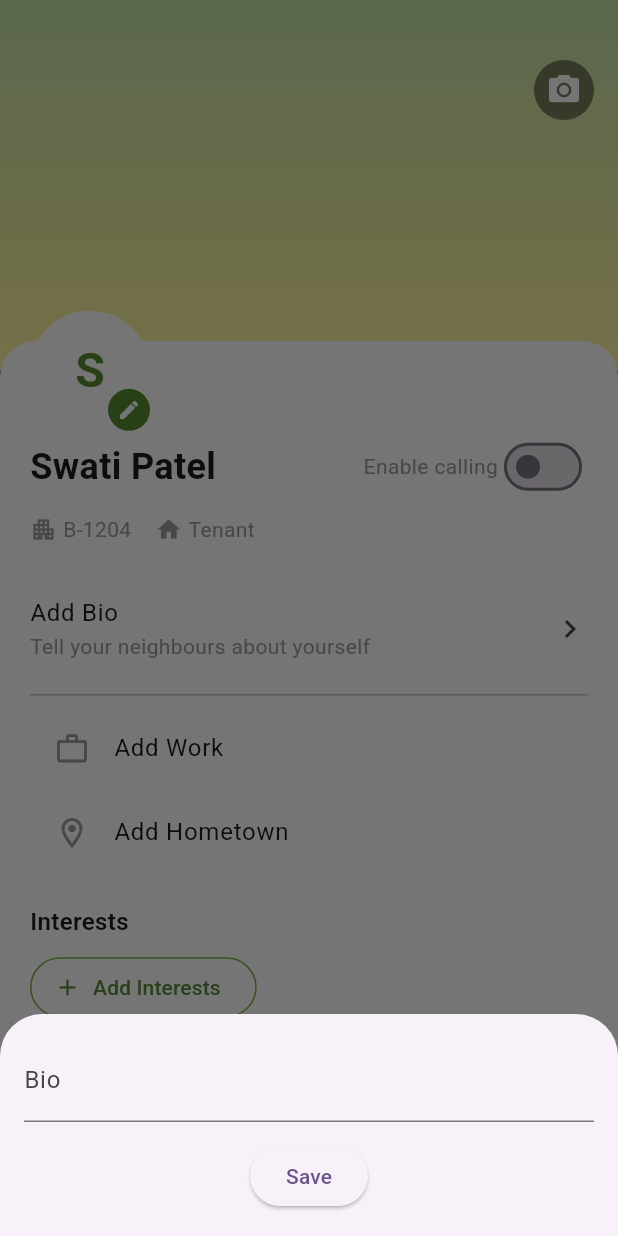
After one commit to Jayskp/Get-Access, a Flutter app: the ProfilePage screen opened directly, after a tap on "Add Bio", on a phone screen of 412 x 824 dp. The commit adds this screen. Run offline on Flutter 3.47's test engine with Material 3 defaults, Android fonts, the phone set to English and light mode, and no system bars; our stand-ins replace dotted_border, emoji_picker_flutter, file_picker, google_fonts, image_picker, pin_code_fields.

Commit message:
Profile and Ui perfection

```diff
--- a/lib/BottomNavBar.dart
+++ b/lib/BottomNavBar.dart
@@ -1,4 +1,5 @@
 import 'package:flutter/material.dart';
+import 'package:getaccess/chat.dart';
 import 'package:getaccess/screens/Community/community_screen.dart';
 import 'package:getaccess/screens/Marketplace/marketplace.dart';
 import 'package:getaccess/screens/Search%20Home/search_home_screen.dart';
@@ -19,7 +20,7 @@ class _BottomNavBarDemoState extends State<BottomNavBarDemo> {
     CommunityScreen(),
     SearchHomeScreen(),
     Marketplace(),
-    ServiceScreen()
+    Chat()
   ];
 
   @override
--- /dev/null
+++ b/lib/Profile.dart
@@ -0,0 +1,241 @@
+import 'dart:io';
+import 'package:flutter/material.dart';
+import 'package:image_picker/image_picker.dart';
+
+class ProfilePage extends StatefulWidget {
+  const ProfilePage({Key? key}) : super(key: key);
+
+  @override
+  _ProfilePageState createState() => _ProfilePageState();
+}
+
+class _ProfilePageState extends State<ProfilePage> {
+  File? _coverImage;
+  File? _avatarImage;
+  bool _callingEnabled = false;
+
+  final Map<String, dynamic> _user = {
+    'name': 'Swati Patel',
+    'flat': 'B-1204',
+    'role': 'Tenant',
+    'bio': '',
+    'work': '',
+    'hometown': '',
+    'interests': <String>[]
+  };
+
+  Future<void> _pickImage(bool cover) async {
+    final picked = await ImagePicker().pickImage(source: ImageSource.gallery);
+    if (picked == null) return;
+    setState(() {
+      if (cover) _coverImage = File(picked.path);
+      else _avatarImage = File(picked.path);
+    });
+  }
+
+  void _editField(String key, String label, {bool isList = false}) {
+    final controller = TextEditingController(
+      text: isList ? _user[key].join(', ') : _user[key].toString(),
+    );
+    showModalBottomSheet(
+      context: context,
+      builder: (_) => Padding(
+        padding: const EdgeInsets.all(16),
+        child: Column(
+          mainAxisSize: MainAxisSize.min,
+          children: [
+            TextField(
+              controller: controller,
+              decoration: InputDecoration(labelText: label),
+              maxLines: isList ? 1 : null,
+            ),
+            const SizedBox(height: 12),
+            ElevatedButton(
+              onPressed: () {
+                setState(() {
+                  if (isList) {
+                    _user[key] = controller.text
+                        .split(',')
+                        .map((e) => e.trim())
+                        .where((e) => e.isNotEmpty)
+                        .toList();
+                  } else {
+                    _user[key] = controller.text;
+                  }
+                });
+                Navigator.pop(context);
+              },
+              child: const Text('Save'),
+            )
+          ],
+        ),
+      ),
+    );
+  }
+
+  @override
+  Widget build(BuildContext context) {
+    return Scaffold(
+      backgroundColor: Colors.grey[900],
+      body: LayoutBuilder(
+        builder: (context, constraints) {
+          final bannerHeight = constraints.maxHeight * 0.3;
+          const avatarRadius = 40.0;
+          return Stack(
+            clipBehavior: Clip.none,
+            children: [
+              // Banner
+              Positioned(
+                top: 0,
+                left: 0,
+                right: 0,
+                height: bannerHeight,
+                child: Container(
+                  decoration: BoxDecoration(
+                    gradient: LinearGradient(
+                      colors: [Colors.lightGreen.shade200, Colors.yellow.shade200],
+                      begin: Alignment.topCenter,
+                      end: Alignment.bottomCenter,
+                    ),
+                  ),
+                  child: _coverImage != null
+                      ? Image.file(_coverImage!, fit: BoxFit.cover, width: double.infinity)
+                      : null,
+                ),
+              ),
+              // White panel behind avatar
+              Positioned(
+                top: bannerHeight - avatarRadius / 2,
+                left: 0,
+                right: 0,
+                bottom: 0,
+                child: Container(
+                  padding: const EdgeInsets.fromLTRB(20, avatarRadius + 20, 20, 20),
+                  decoration: const BoxDecoration(
+                    color: Colors.white,
+                    borderRadius: BorderRadius.vertical(top: Radius.circular(24)),
+                  ),
+                  child: SingleChildScrollView(
+                    child: Column(
+                      crossAxisAlignment: CrossAxisAlignment.start,
+                      children: [
+                        // Name and switch
+                        Row(
+                          mainAxisAlignment: MainAxisAlignment.spaceBetween,
+                          children: [
+                            Text(
+                              _user['name'],
+                              style: const TextStyle(fontSize: 24, fontWeight: FontWeight.bold),
+                            ),
+                            Row(
+                              children: [
+                                const Text('Enable calling', style: TextStyle(color: Colors.grey)),
+                                Switch(
+                                  activeColor: Colors.lightGreen.shade600,
+                                  value: _callingEnabled,
+                                  onChanged: (v) => setState(() => _callingEnabled = v),
+                                ),
+                              ],
+                            ),
+                          ],
+                        ),
+                        const SizedBox(height: 8),
+                        Row(
+                          children: [
+                            const Icon(Icons.apartment, size: 18, color: Colors.grey),
+                            const SizedBox(width: 4),
+                            Text(_user['flat'], style: const TextStyle(color: Colors.grey)),
+                            const SizedBox(width: 16),
+                            const Icon(Icons.home, size: 18, color: Colors.grey),
+                            const SizedBox(width: 4),
+                            Text(_user['role'], style: const TextStyle(color: Colors.grey)),
+                          ],
+                        ),
+                        const SizedBox(height: 20),
+                        ListTile(
+                          contentPadding: EdgeInsets.zero,
+                          title: Text(_user['bio'].isEmpty ? 'Add Bio' : _user['bio']),
+                          subtitle: const Text('Tell your neighbours about yourself', style: TextStyle(color: Colors.grey)),
+                          trailing: const Icon(Icons.chevron_right),
+                          onTap: () => _editField('bio', 'Bio'),
+                        ),
+                        const Divider(),
+                        ListTile(
+                          leading: const Icon(Icons.work_outline, color: Colors.grey),
+                          title: Text(_user['work'].isEmpty ? 'Add Work' : _user['work']),
+                          onTap: () => _editField('work', 'Work'),
+                        ),
+                        ListTile(
+                          leading: const Icon(Icons.location_on_outlined, color: Colors.grey),
+                          title: Text(_user['hometown'].isEmpty ? 'Add Hometown' : _user['hometown']),
+                          onTap: () => _editField('hometown', 'Hometown'),
+                        ),
+                        const SizedBox(height: 20),
+                        const Text('Interests', style: TextStyle(fontSize: 16, fontWeight: FontWeight.w600)),
+                        const SizedBox(height: 8),
+                        OutlinedButton.icon(
+                          onPressed: () => _editField('interests', 'Interests', isList: true),
+                          icon: Icon(Icons.add, color: Colors.lightGreen.shade800),
+                          label: Text('Add Interests', style: TextStyle(color: Colors.lightGreen.shade800)),
+                          style: OutlinedButton.styleFrom(
+                            side: BorderSide(color: Colors.lightGreen.shade600),
+                          ),
+                        ),
+                        const SizedBox(height: 30),
+                      ],
+                    ),
+                  ),
+                ),
+              ),
+              // Banner camera icon
+              Positioned(
+                top: 40,
+                right: 16,
+                child: CircleAvatar(
+                  backgroundColor: Colors.black45,
+                  child: IconButton(
+                    icon: const Icon(Icons.camera_alt, color: Colors.white),
+                    onPressed: () => _pickImage(true),
+                  ),
+                ),
+              ),
+              // Avatar on top
+              Positioned(
+                top: constraints.maxHeight * 0.3 - avatarRadius,
+                left: 20,
+                child: Stack(
+                  children: [
+                    CircleAvatar(
+                      radius: avatarRadius,
+                      backgroundColor: Colors.white,
+                      backgroundImage: _avatarImage != null ? FileImage(_avatarImage!) : null,
+                      child: _avatarImage == null
+                          ? Text(
+                        _user['name'][0],
+                        style: TextStyle(fontSize: 32, fontWeight: FontWeight.bold, color: Colors.lightGreen.shade800),
+                      )
+                          : null,
+                    ),
+                    Positioned(
+                      bottom: 0,
+                      right: 0,
+                      child: CircleAvatar(
+                        radius: 14,
+                        backgroundColor: Colors.lightGreen.shade800,
+                        child: IconButton(
+                          padding: EdgeInsets.zero,
+                          icon: const Icon(Icons.edit, size: 16, color: Colors.white),
+                          onPressed: () => _pickImage(false),
+                        ),
+                      ),
+                    )
+                  ],
+                ),
+              ),
+            ],
+          );
+        },
+      ),
+    );
+  }
+}
--- a/lib/Settings.dart
+++ b/lib/Settings.dart
@@ -1,4 +1,5 @@
 import 'package:flutter/material.dart';
+import 'package:getaccess/Profile.dart';
 import 'package:getaccess/SearchDetails.dart';
 import 'package:google_fonts/google_fonts.dart';
 import 'package:dotted_border/dotted_border.dart';
@@ -159,7 +160,11 @@ class _SettingsPageState extends State<SettingsPage> {
                   children: [
                     Row(
                       children: [
-                        CircleAvatar(
+                        InkWell(
+                          onTap:(){
+                            Navigator.push(context, MaterialPageRoute(builder: (context)=>ProfilePage()));
+                          },
+                          child: CircleAvatar(
                             radius: 28,
                             backgroundColor: Color(0xFFD6C104),
                             child: Text(
@@ -168,6 +173,7 @@ class _SettingsPageState extends State<SettingsPage> {
                                 fontSize: 24,
                                 fontWeight: FontWeight.bold,
                                 color: Colors.white,
+                              ),
                             ),
                           ),
                         ),
--- a/lib/chat.dart
+++ b/lib/chat.dart
@@ -80,10 +80,10 @@ class _ChatState extends State<Chat> {
               onTap: () {
                 Navigator.push(context, MaterialPageRoute(builder: (context)=>Messages()));
               },
-              leading: CircleAvatar(
-                radius: 25,
-                backgroundImage: AssetImage(chatData[index]['avatar']),
-              ),
+              leading: ClipRRect(
+                borderRadius: BorderRadius.circular(3.77),
+                child:  Image.asset(chatData[index]['avatar']),
+                ),
               title: Padding(
                 padding: const EdgeInsets.only(bottom: 2),
                 child: Text(
@@ -117,7 +117,7 @@ class _ChatState extends State<Chat> {
       ),
       floatingActionButton: FloatingActionButton(
         onPressed: () {},
-        backgroundColor: Colors.green,
+        backgroundColor: Color.fromRGBO(49, 175, 100, 1),
         child: Image.asset('assets/images/icons/Chat2.png'),
       ),
     );
--- a/lib/messages.dart
+++ b/lib/messages.dart
@@ -66,7 +66,7 @@ class _MessagesState extends State<Messages> {
   }
 
   Widget _buildMessageBubble(Map<String, dynamic> data) {
-    final bubbleColor = data['isSent'] ? const Color(0xFFDCF8C6) : Colors.white;
+    final bubbleColor = data['isSent'] ? Color.fromRGBO(49, 175, 100, 1) : Colors.white;
     final align = data['isSent'] ? Alignment.centerRight : Alignment.centerLeft;
     return Align(
       alignment: align,
@@ -78,14 +78,11 @@ class _MessagesState extends State<Messages> {
           borderRadius: BorderRadius.circular(8),
         ),
         child: Column(
-          crossAxisAlignment:
-              data['isSent']
-                  ? CrossAxisAlignment.end
-                  : CrossAxisAlignment.start,
+          crossAxisAlignment: CrossAxisAlignment.end,
           children: [
             Text(
               data['message'],
-              style: const TextStyle(fontSize: 14, color: Colors.black),
+              style: TextStyle(fontSize: 14, color: data['isSent'] ? Colors.white: Colors.black),
             ),
             const SizedBox(height: 4),
             Text(
@@ -133,8 +130,8 @@ class _MessagesState extends State<Messages> {
             ),
           ),
           Container(
+            height: 24,
             width: 24,
-            height: 24,
             decoration: const BoxDecoration(
               color: Color(0xFF8696A0),
               shape: BoxShape.circle,
@@ -143,8 +140,6 @@ class _MessagesState extends State<Messages> {
               onPressed: () {},
               icon: Image.asset(
                 'assets/images/icons/money.png',
-                width: 24,
-                height: 24,
               ),
             ),
           ),
@@ -161,7 +156,7 @@ class _MessagesState extends State<Messages> {
             height: 48,
             margin: const EdgeInsets.only(left: 4),
             decoration: const BoxDecoration(
-              color: Color(0xFF075E54),
+              color: Color.fromRGBO(49, 175, 100, 1),
               shape: BoxShape.circle,
             ),
             child: IconButton(
@@ -184,7 +179,7 @@ class _MessagesState extends State<Messages> {
     return Scaffold(
       backgroundColor: Colors.white,
       appBar: AppBar(
-        backgroundColor: const Color(0xFF075E54),
+        backgroundColor: Color.fromRGBO(49, 175, 100, 1),
         leadingWidth: 80,
         leading: Row(
           children: [
```
Lines whose indentation alone changed are shown as unchanged.
